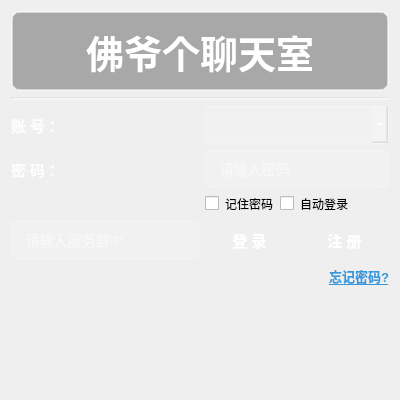
The window that login.ui (MenShengFa-DaCai/QtChatRoom) describes before a commit, drawn with Qt 5.
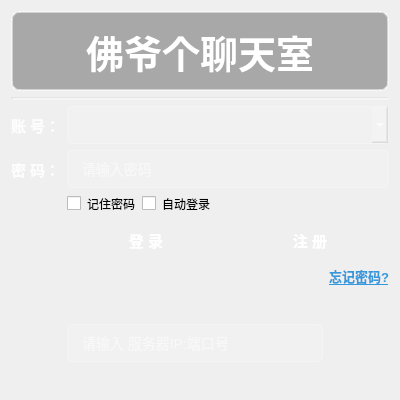
The same window after the commit. Icons and pictures are not drawn.

Commit message: 增加支持内网穿透

```diff
--- a/login.ui
+++ b/login.ui
@@ -397,7 +397,7 @@
      </property>
     </spacer>
    </item>
-   <item row="5" column="0">
+   <item row="8" column="1">
     <widget class="QLineEdit" name="serverIP">
      <property name="styleSheet">
       <string notr="true">QLineEdit {
@@ -414,7 +414,7 @@
                             }</string>
      </property>
      <property name="placeholderText">
-      <string>请输入服务器IP</string>
+      <string>请输入 服务器IP:端口号</string>
      </property>
     </widget>
    </item>
```
The commit also changes 2 other files.
